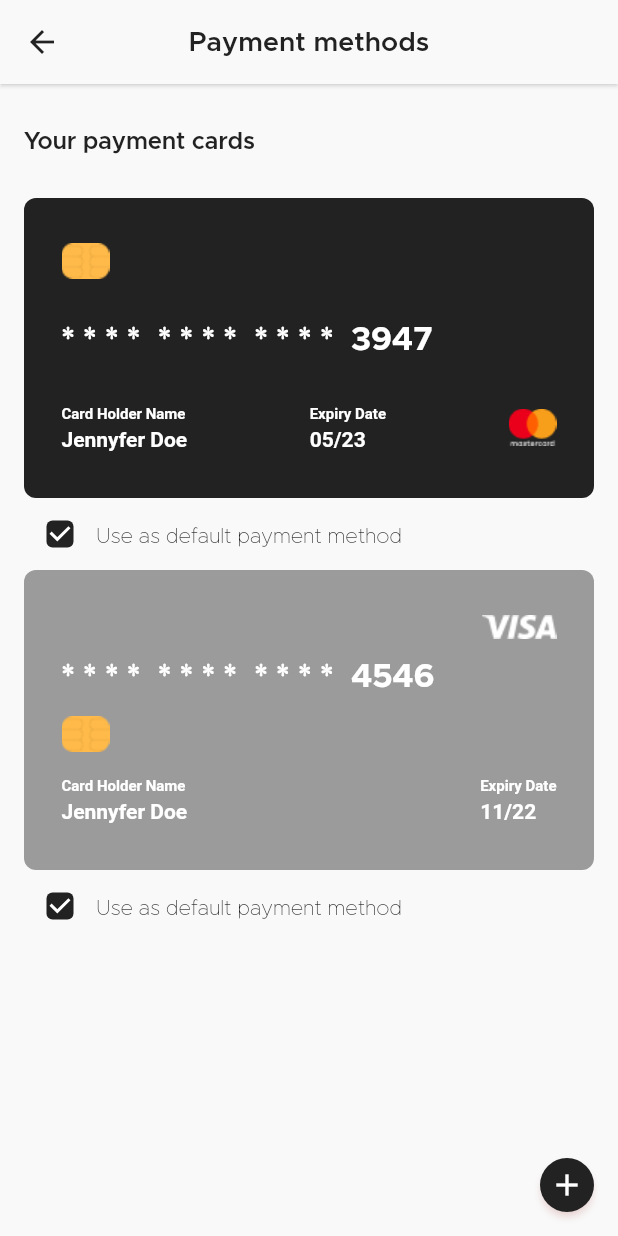
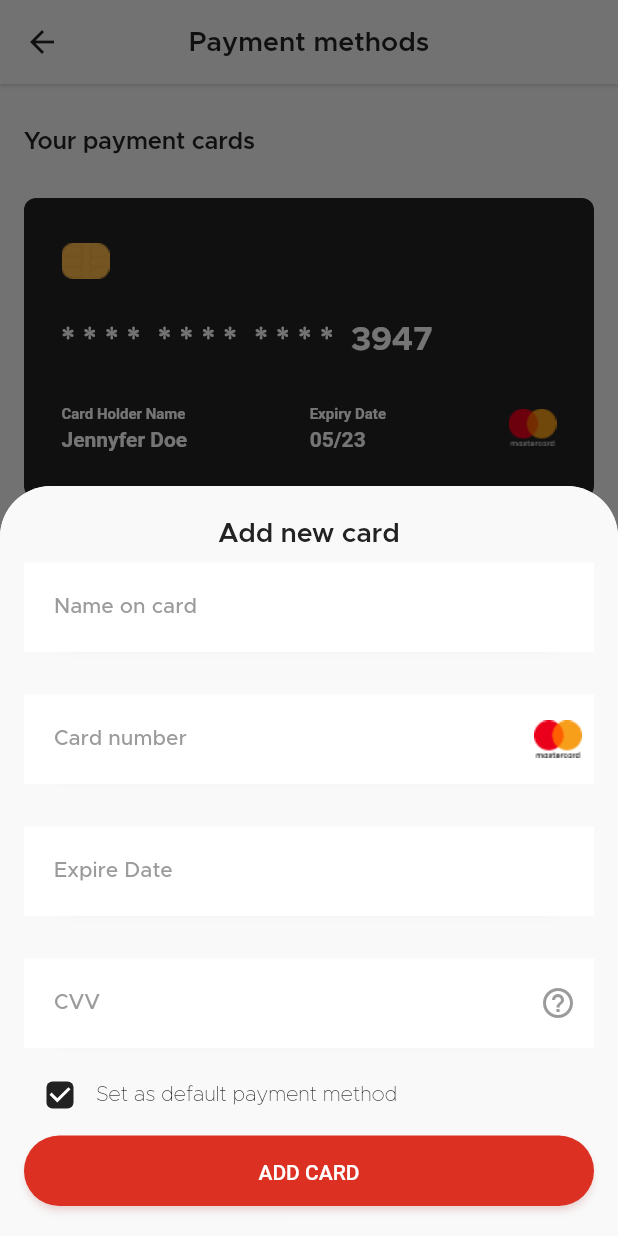
Before and after one commit to tanphuccgl/E-Commerce, a Flutter app: the PaymentMethodPage screen opened by its route, after a tap on the "add" icon, on a phone screen of 412 x 824 dp. Run offline on Flutter 3.47's test engine with Material 2 defaults, Android fonts, the phone set to English and light mode, and no system bars; our stand-ins replace auto_route, bot_toast, cloud_firestore, equatable, firebase_auth, firebase_core and 6 more; accounts and stored records are empty; generated files the repository leaves out were written again.

Commit message:
create bottom sheet add new card

```diff
--- a/lib/src/modules/payment_method/pages/payment_method_page.dart
+++ b/lib/src/modules/payment_method/pages/payment_method_page.dart
@@ -1,9 +1,11 @@
 import 'package:e_commerce/src/config/themes/my_colors.dart';
 import 'package:e_commerce/src/config/themes/style.dart';
 import 'package:e_commerce/src/modules/cart/widgets/icon_circle_button.dart';
+import 'package:e_commerce/src/modules/payment_method/widgets/bottom_sheet_new_payment.dart';
 import 'package:e_commerce/src/modules/payment_method/widgets/payment_card_master.dart';
 import 'package:e_commerce/src/modules/payment_method/widgets/payment_card_visa.dart';
 import 'package:e_commerce/src/widgets/app_bar/default_app_bar.dart';
+import 'package:e_commerce/src/widgets/bottom_sheet/bottom_sheet.dart';
 import 'package:flutter/material.dart';
 
 class PaymentMethodPage extends StatelessWidget {
@@ -56,7 +58,10 @@ class PaymentMethodPage extends StatelessWidget {
                 child: IconCircleButton(
                   icon: const Icon(Icons.add, color: MyColors.colorWhite),
                   primary: MyColors.colorBlack,
-                  onPressed: () {},
+                  onPressed: () => XBottomSheet.show(
+                    context,
+                    widget: const XBottomSheetNewPayment(),
+                  ),
                   onPrimary: MyColors.colorWhite,
                 ),
               ))
--- /dev/null
+++ b/lib/src/modules/payment_method/widgets/bottom_sheet_new_payment.dart
@@ -0,0 +1,95 @@
+import 'package:e_commerce/src/config/themes/my_colors.dart';
+import 'package:e_commerce/src/config/themes/style.dart';
+import 'package:e_commerce/src/modules/favorites/logic/favorites_bloc.dart';
+import 'package:e_commerce/src/modules/payment_method/widgets/text_field_payment.dart';
+import 'package:e_commerce/src/widgets/button/button_primary.dart';
+import 'package:flutter/material.dart';
+import 'package:flutter_bloc/flutter_bloc.dart';
+
+class XBottomSheetNewPayment extends StatelessWidget {
+  const XBottomSheetNewPayment({Key? key}) : super(key: key);
+
+  @override
+  Widget build(BuildContext context) {
+    var radius = const Radius.circular(34);
+    return BlocBuilder<FavoriteBloc, FavoriteState>(builder: (context, state) {
+      return Container(
+        decoration: BoxDecoration(
+            color: MyColors.colorBackground,
+            borderRadius: BorderRadius.only(topLeft: radius, topRight: radius)),
+        height: 500,
+        child: Padding(
+          padding: const EdgeInsets.symmetric(horizontal: 16, vertical: 20),
+          child: Center(
+            child: Column(
+              mainAxisAlignment: MainAxisAlignment.spaceBetween,
+              children: <Widget>[
+                Text(
+                  'Add new card',
+                  style: XStyle.textTheme().headlineSmall,
+                ),
+                const SizedBox(
+                  height: 5,
+                ),
+                XTextFieldPayment(
+                    onChanged: (value) {}, label: 'Name on card', value: ''),
+                XTextFieldPayment(
+                    onChanged: (value) {},
+                    label: 'Card number',
+                    value: '',
+                    textInputType: TextInputType.number,
+                    isShowTypeCard: true),
+                XTextFieldPayment(
+                    label: "Expire Date",
+                    value: '',
+                    readOnly: true,
+                    textInputType: TextInputType.datetime,
+                    onTap: () {},
+                    onChanged: (value) {}),
+                XTextFieldPayment(
+                    onChanged: (value) {},
+                    label: 'CVV',
+                    value: '',
+                    textInputType: TextInputType.number,
+                    isShowHelp: true),
+                Expanded(child: _setDefaultWidget()),
+                const SizedBox(
+                  height: 20,
+                ),
+                XButton(
+                    label: 'ADD CARD',
+                    height: 47,
+                    width: double.infinity,
+                    onPressed: () {}),
+              ],
+            ),
+          ),
+        ),
+      );
+    });
+  }
+}
+
+Widget _setDefaultWidget() {
+  return Row(
+    crossAxisAlignment: CrossAxisAlignment.center,
+    children: [
+      Checkbox(
+        value: true,
+        activeColor: MyColors.colorBlack,
+        onChanged: (value) {},
+        shape: RoundedRectangleBorder(
+          borderRadius: BorderRadius.circular(4.0),
+        ),
+      ),
+      const Text(
+        'Set as default payment method',
+        style: TextStyle(
+            color: MyColors.colorBlack,
+            height: 1,
+            fontSize: 14,
+            fontWeight: FontWeight.normal),
+      )
+    ],
+  );
+}
--- /dev/null
+++ b/lib/src/modules/payment_method/widgets/text_field_payment.dart
@@ -0,0 +1,156 @@
+import 'package:e_commerce/src/config/themes/my_colors.dart';
+import 'package:e_commerce/src/config/themes/style.dart';
+import 'package:e_commerce/src/utils/enum/payment_type.dart';
+import 'package:flutter/material.dart';
+
+class XTextFieldPayment extends StatefulWidget {
+  final String label;
+  final TextInputType textInputType;
+  final bool isShowHelp;
+  final bool isShowTypeCard;
+  final Function(String) onChanged;
+  final String value;
+  final bool readOnly;
+  final bool isAction;
+  final Function()? onTap;
+  const XTextFieldPayment(
+      {Key? key,
+      required this.value,
+      required this.label,
+      required this.onChanged,
+      this.isShowTypeCard = false,
+      this.onTap,
+      this.isAction = true,
+      this.readOnly = false,
+      this.isShowHelp = false,
+      this.textInputType = TextInputType.text})
+      : super(key: key);
+
+  @override
+  State<XTextFieldPayment> createState() => _XTextFieldPaymentState();
+}
+
+class _XTextFieldPaymentState extends State<XTextFieldPayment> {
+  late TextEditingController _controller;
+  String get value => widget.value;
+  bool isShowHelp = false;
+  bool isShowTypeCard = false;
+  bool switchCard = true;
+  @override
+  void initState() {
+    _controller = TextEditingController(text: widget.value);
+    isShowHelp = widget.isShowHelp;
+    isShowTypeCard = widget.isShowTypeCard;
+
+    super.initState();
+  }
+
+  @override
+  void didUpdateWidget(covariant XTextFieldPayment oldWidget) {
+    if (_controller.text != widget.value) {
+      _controller.text = widget.value;
+    }
+    super.didUpdateWidget(oldWidget);
+  }
+
+  @override
+  void dispose() {
+    _controller.dispose();
+    super.dispose();
+  }
+
+  Widget? _buildAction() {
+    final List<Widget> actions = [];
+    if (value.isNotEmpty && widget.isAction) {
+      actions.add(IconButton(
+        icon: const Icon(
+          Icons.cancel,
+          color: MyColors.colorGray,
+        ),
+        onPressed: () {
+          widget.onChanged.call("");
+        },
+      ));
+    }
+    if (widget.isShowTypeCard && widget.isAction) {
+      actions.add(
+        IconButton(
+          icon: Image.asset(
+            switchCard
+                ? PaymentType.mastercard.logoOf()
+                : PaymentType.visa.logoOf(),
+            color: switchCard ? null : Colors.blue,
+          ),
+          onPressed: () {
+            setState(() {
+              switchCard = !switchCard;
+            });
+          },
+        ),
+      );
+    }
+    if (widget.isShowHelp && widget.isAction) {
+      actions.add(
+        IconButton(
+          icon: const Icon(
+            Icons.help_outline,
+            color: MyColors.colorGray,
+          ),
+          onPressed: () {},
+        ),
+      );
+    }
+    if (actions.isEmpty) {
+      return null;
+    }
+    if (actions.length == 1) {
+      return actions[0];
+    }
+    return Row(
+      children: actions,
+      mainAxisSize: MainAxisSize.min,
+    );
+  }
+
+  @override
+  Widget build(BuildContext context) {
+    return Padding(
+      padding: const EdgeInsets.symmetric(vertical: 4),
+      child: Container(
+        height: 80,
+        decoration: const BoxDecoration(boxShadow: [
+          BoxShadow(
+              color: MyColors.colorShadowTextFormField,
+              offset: Offset(0, 1),
+              spreadRadius: -25,
+              blurRadius: 8)
+        ]),
+        child: TextField(
+          style: XStyle.textTheme().titleSmall,
+          readOnly: widget.readOnly,
+          controller: _controller,
+          onChanged: widget.onChanged,
+          decoration: InputDecoration(
+              labelText: widget.label,
+              suffixIcon: _buildAction(),
+              errorStyle: const TextStyle(
+                fontWeight: FontWeight.w500,
+              ),
+              border: InputBorder.none,
+              hintText: widget.label,
+              labelStyle: XStyle.textTheme().labelLarge,
+              hintStyle: XStyle.textTheme().titleSmall,
+              fillColor: MyColors.colorWhite,
+              filled: true,
+              contentPadding:
+                  const EdgeInsets.symmetric(horizontal: 20, vertical: 22)),
+          keyboardType: widget.textInputType,
+          maxLines: 1,
+          minLines: 1,
+          onTap: widget.onTap,
+          textInputAction: TextInputAction.next,
+        ),
+      ),
+    );
+  }
+}
--- /dev/null
+++ b/lib/src/utils/enum/payment_type.dart
@@ -0,0 +1,21 @@
+import 'package:e_commerce/src/constants/my_images.dart';
+
+enum PaymentType { mastercard, visa }
+
+extension PaymentTypeExt on PaymentType {
+  String logoOf() {
+    switch (this) {
+      case PaymentType.mastercard:
+        return MyImages.masterCardPayment;
+      case PaymentType.visa:
+        return MyImages.visaCardPayment;
+
+      default:
+        return "N/A";
+    }
+  }
+
+  bool switchType(PaymentType value) {
+    return value == this ? true : false;
+  }
+}
```
